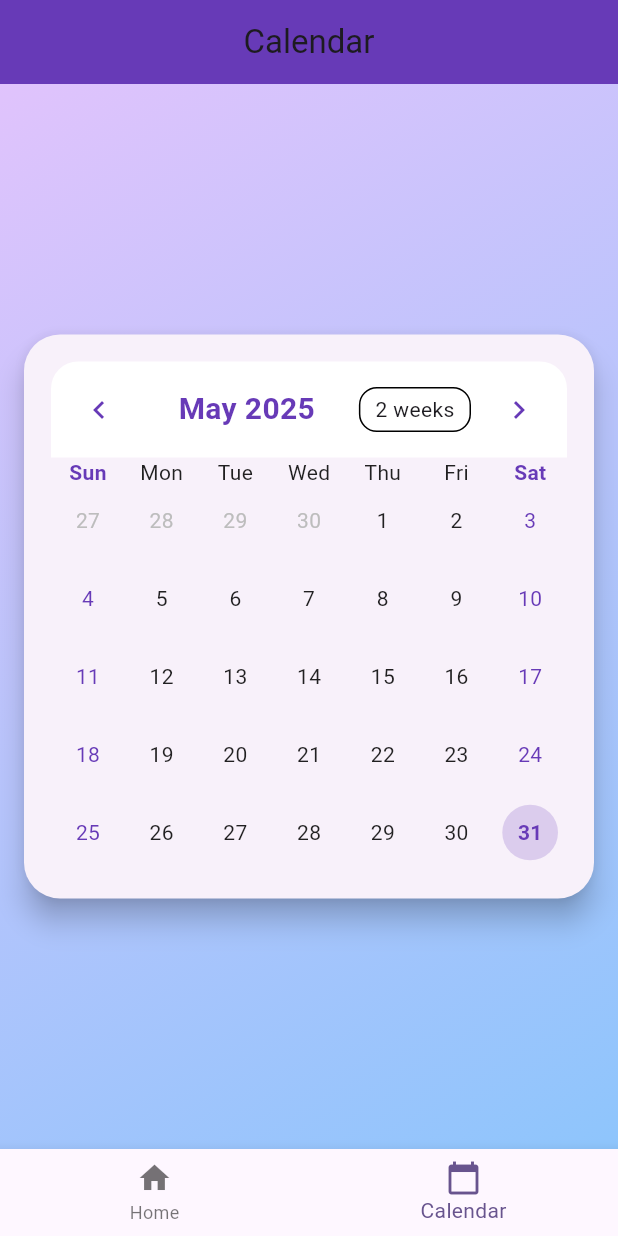
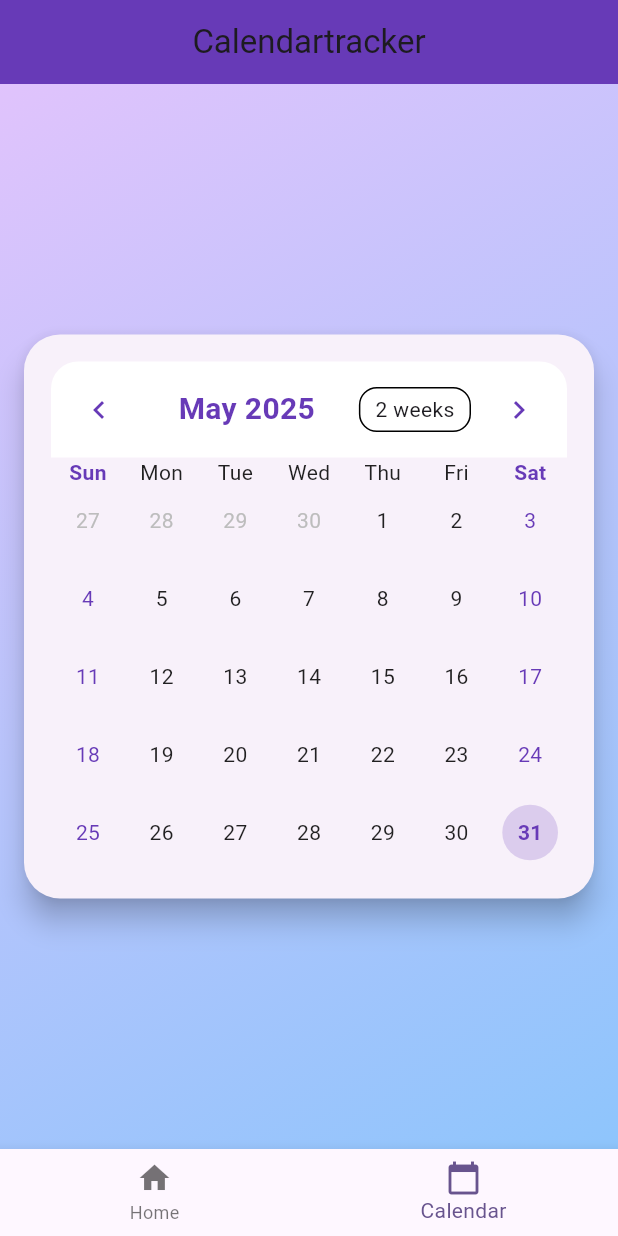
Before and after one commit to manikandaprabu1162/weekly_planner, a Flutter app: the screen it shows after launch, item 2 of the bottom bar chosen, on a phone screen of 412 x 824 dp. Run offline on Flutter 3.47's test engine with Material 3 defaults, Android fonts, the light colour scheme and no system bars; drawn by our look-alikes of table_calendar; our stand-ins replace hive, hive_flutter; accounts and stored records are empty.

```diff
--- a/lib/screens/calendar_screen.dart
+++ b/lib/screens/calendar_screen.dart
@@ -18,7 +18,7 @@ class _CalendarScreenState extends State<CalendarScreen> {
   Widget build(BuildContext context) {
     return Scaffold(
       appBar: AppBar(
-        title: const Text('Calendar'),
+        title: const Text('Calendartracker'),
         centerTitle: true,
         backgroundColor: Colors.deepPurple,
         elevation: 0,
```
